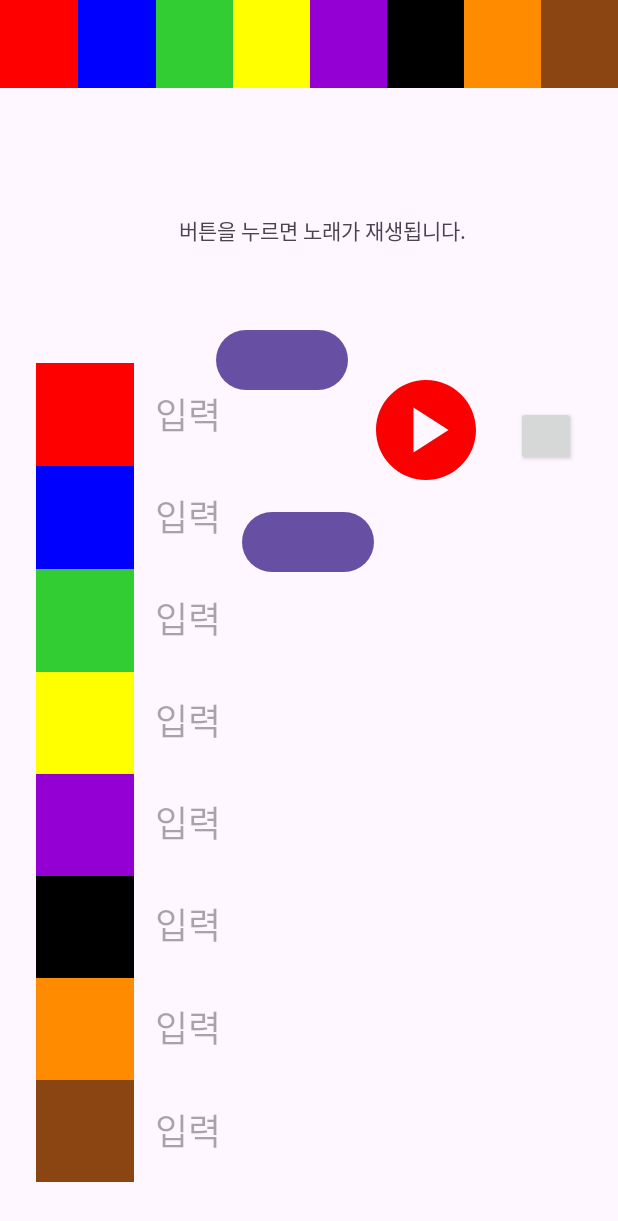
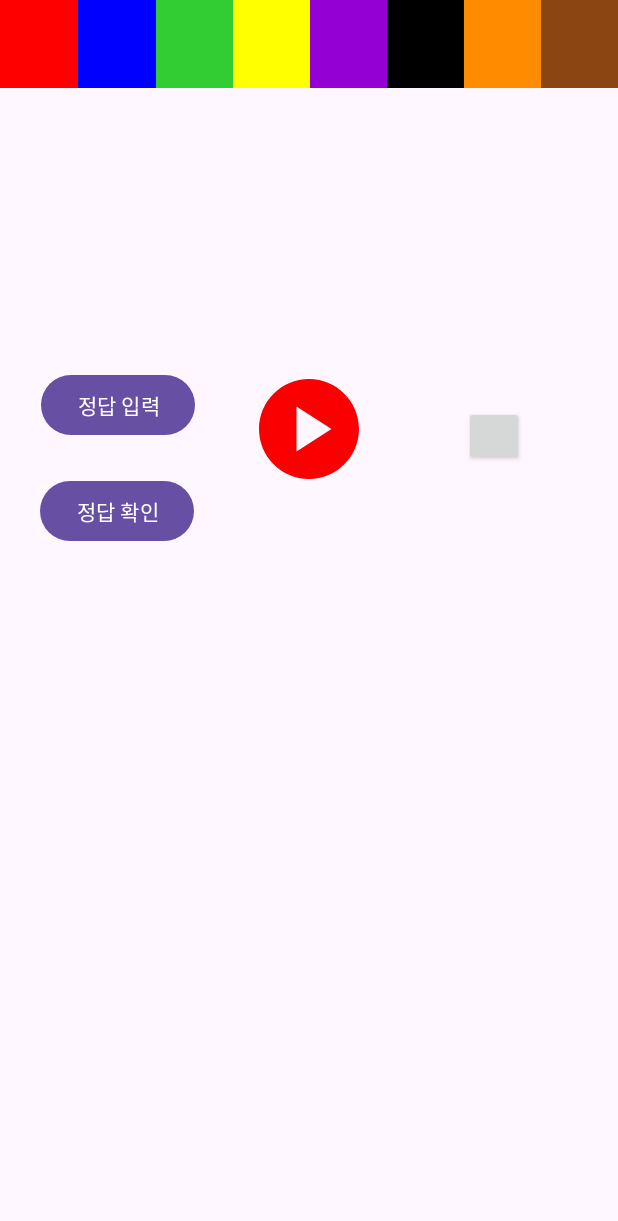
Before and after one commit to choieuihyun/MusicQuiz, an Android app: the TwentyTwentyMusicActivity screen opened directly, with no data from a screen before it, on a phone screen of 412 x 824 dp. Shown: the top 1221 px of the screen. Run offline under Robolectric (Android 15) with nearby library versions, the phone set to English and light mode, and no system bars; our stand-ins replace Firebase (no records; nobody signed in at launch, a user with empty details on screens opened directly).

Commit message:
design : 앱 구조로 인한 디자인 변경

```diff
--- a/app/src/main/java/com/enjoy_project/musicquiz/Songs.kt
+++ b/app/src/main/java/com/enjoy_project/musicquiz/Songs.kt
@@ -28,4 +28,7 @@ data class Songs (
     @SerializedName("answer")
     val answer: String,
 
+    @SerializedName("lyrics")
+    val lyrics: String
+
     )
--- a/app/src/main/res/layout/activity_twenty_music.xml
+++ b/app/src/main/res/layout/activity_twenty_music.xml
@@ -220,7 +220,7 @@
         android:orientation="horizontal"
         app:layout_constraintGuide_percent="0.25" />
 
-    <LinearLayout
+<!--    <LinearLayout
         android:id="@+id/linearLayoutInputColor"
         android:layout_width="0dp"
         android:layout_height="0dp"
@@ -443,7 +443,7 @@
             tools:text="입력" />
 
 
-    </LinearLayout>
+    </LinearLayout>-->
 
     <androidx.appcompat.widget.AppCompatButton
         android:id="@+id/nextMusicButton"
@@ -451,8 +451,8 @@
         android:layout_height="40dp"
         app:layout_constraintBottom_toBottomOf="parent"
         app:layout_constraintEnd_toEndOf="parent"
-        app:layout_constraintHorizontal_bias="0.924"
-        app:layout_constraintStart_toStartOf="parent"
+        app:layout_constraintHorizontal_bias="0.5"
+        app:layout_constraintStart_toEndOf="@+id/playButton"
         app:layout_constraintTop_toTopOf="@+id/guideline_two"
         app:layout_constraintVertical_bias="0.112" />
 
@@ -463,10 +463,10 @@
         android:background="@drawable/music_play"
         app:layout_constraintBottom_toBottomOf="parent"
         app:layout_constraintEnd_toEndOf="parent"
-        app:layout_constraintHorizontal_bias="0.734"
+        app:layout_constraintHorizontal_bias="0.5"
         app:layout_constraintStart_toStartOf="parent"
         app:layout_constraintTop_toTopOf="@+id/guideline_two"
-        app:layout_constraintVertical_bias="0.076" />
+        app:layout_constraintVertical_bias="0.074" />
 
     <TextView
         android:id="@+id/firstExample"
@@ -475,7 +475,7 @@
         android:gravity="center"
         app:layout_constraintBottom_toTopOf="@+id/secondExample"
         app:layout_constraintEnd_toEndOf="parent"
-        app:layout_constraintHorizontal_bias="0.725"
+        app:layout_constraintHorizontal_bias="0.5"
         app:layout_constraintStart_toStartOf="parent"
         app:layout_constraintTop_toBottomOf="@+id/playButton"
         app:layout_constraintVertical_bias="0.253"
@@ -488,7 +488,7 @@
         android:gravity="center"
         app:layout_constraintBottom_toTopOf="@+id/thirdExample"
         app:layout_constraintEnd_toEndOf="parent"
-        app:layout_constraintHorizontal_bias="0.725"
+        app:layout_constraintHorizontal_bias="0.5"
         app:layout_constraintStart_toStartOf="parent"
         app:layout_constraintTop_toBottomOf="@id/firstExample"
         tools:text="가나다라마바사" />
@@ -500,7 +500,7 @@
         android:gravity="center"
         app:layout_constraintBottom_toTopOf="@+id/fourthExample"
         app:layout_constraintEnd_toEndOf="parent"
-        app:layout_constraintHorizontal_bias="0.725"
+        app:layout_constraintHorizontal_bias="0.5"
         app:layout_constraintStart_toStartOf="parent"
         app:layout_constraintTop_toBottomOf="@id/secondExample"
         tools:text="가나다라마바사" />
@@ -512,7 +512,7 @@
         android:gravity="center"
         app:layout_constraintBottom_toTopOf="@+id/fifthExample"
         app:layout_constraintEnd_toEndOf="parent"
-        app:layout_constraintHorizontal_bias="0.725"
+        app:layout_constraintHorizontal_bias="0.5"
         app:layout_constraintStart_toStartOf="parent"
         app:layout_constraintTop_toBottomOf="@id/thirdExample"
         tools:text="가나다라마바사" />
@@ -522,46 +522,57 @@
         android:layout_width="wrap_content"
         android:layout_height="wrap_content"
         android:gravity="center"
-        app:layout_constraintBottom_toBottomOf="parent"
+        app:layout_constraintBottom_toTopOf="@id/answerUserList"
         app:layout_constraintEnd_toEndOf="parent"
-        app:layout_constraintHorizontal_bias="0.725"
         app:layout_constraintStart_toStartOf="parent"
         app:layout_constraintTop_toBottomOf="@id/fourthExample"
         tools:text="가나다라마바사" />
 
     <TextView
-        android:id="@+id/textView2"
+        android:id="@+id/answerUserList"
         android:layout_width="wrap_content"
         android:layout_height="wrap_content"
-        android:text="버튼을 누르면 노래가 재생됩니다."
+        android:gravity="center"
+        app:layout_constraintBottom_toBottomOf="parent"
+        app:layout_constraintEnd_toEndOf="parent"
+        app:layout_constraintStart_toStartOf="parent"
+        app:layout_constraintTop_toBottomOf="@+id/fifthExample"
+        app:layout_constraintVertical_bias="0.515"
+        tools:text="맞춘 사람 리스트" />
+
+    <TextView
+        android:id="@+id/lyrics"
+        android:layout_width="wrap_content"
+        android:layout_height="wrap_content"
         app:layout_constraintBottom_toTopOf="@+id/guideline_two"
         app:layout_constraintEnd_toEndOf="parent"
-        app:layout_constraintHorizontal_bias="0.541"
         app:layout_constraintStart_toStartOf="parent"
         app:layout_constraintTop_toTopOf="@+id/guideline"
-        app:layout_constraintVertical_bias="0.461" />
+        app:layout_constraintVertical_bias="0.477" />
 
     <Button
         android:id="@+id/dialogButton"
         android:layout_width="wrap_content"
         android:layout_height="wrap_content"
+        android:text="정답 입력"
         app:layout_constraintBottom_toBottomOf="parent"
         app:layout_constraintEnd_toEndOf="parent"
-        app:layout_constraintHorizontal_bias="0.498"
+        app:layout_constraintHorizontal_bias="0.089"
         app:layout_constraintStart_toStartOf="parent"
         app:layout_constraintTop_toTopOf="@+id/guideline_two"
-        app:layout_constraintVertical_bias="0.23" />
+        app:layout_constraintVertical_bias="0.07" />
 
     <Button
         android:id="@+id/answerButton"
         android:layout_width="wrap_content"
         android:layout_height="wrap_content"
+        android:text="정답 확인"
         app:layout_constraintBottom_toBottomOf="parent"
         app:layout_constraintEnd_toEndOf="parent"
-        app:layout_constraintHorizontal_bias="0.445"
+        app:layout_constraintHorizontal_bias="0.087"
         app:layout_constraintStart_toStartOf="parent"
         app:layout_constraintTop_toTopOf="@+id/guideline_two"
-        app:layout_constraintVertical_bias="0.018" />
+        app:layout_constraintVertical_bias="0.194" />
 
 
 </androidx.constraintlayout.widget.ConstraintLayout>
```
